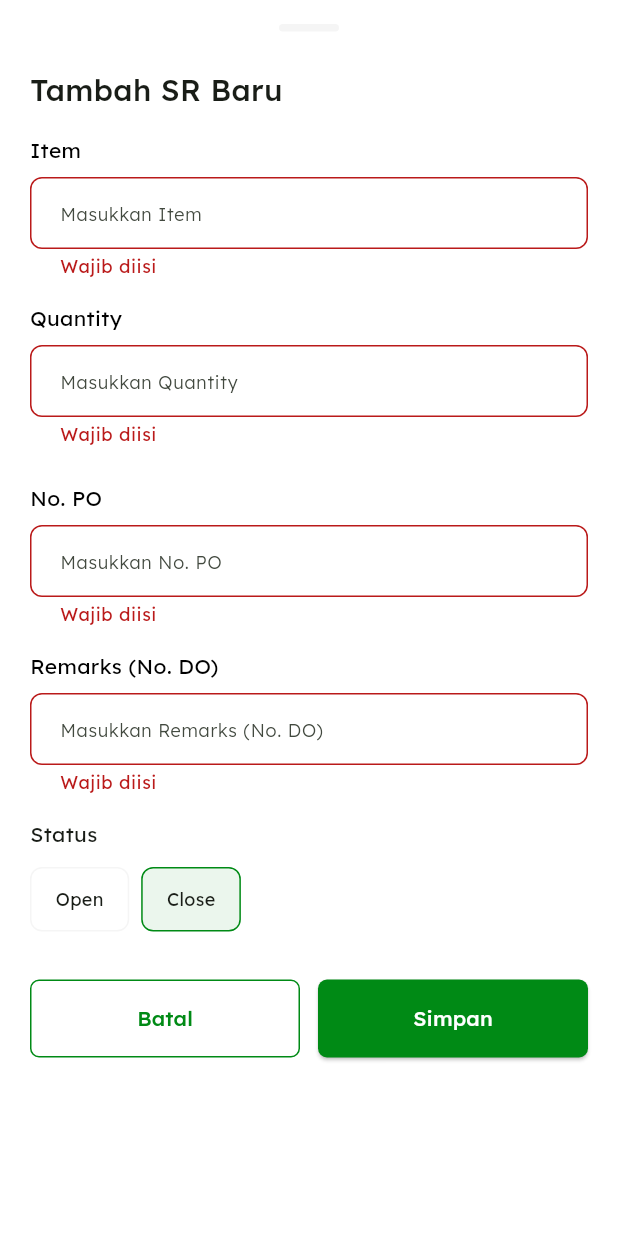
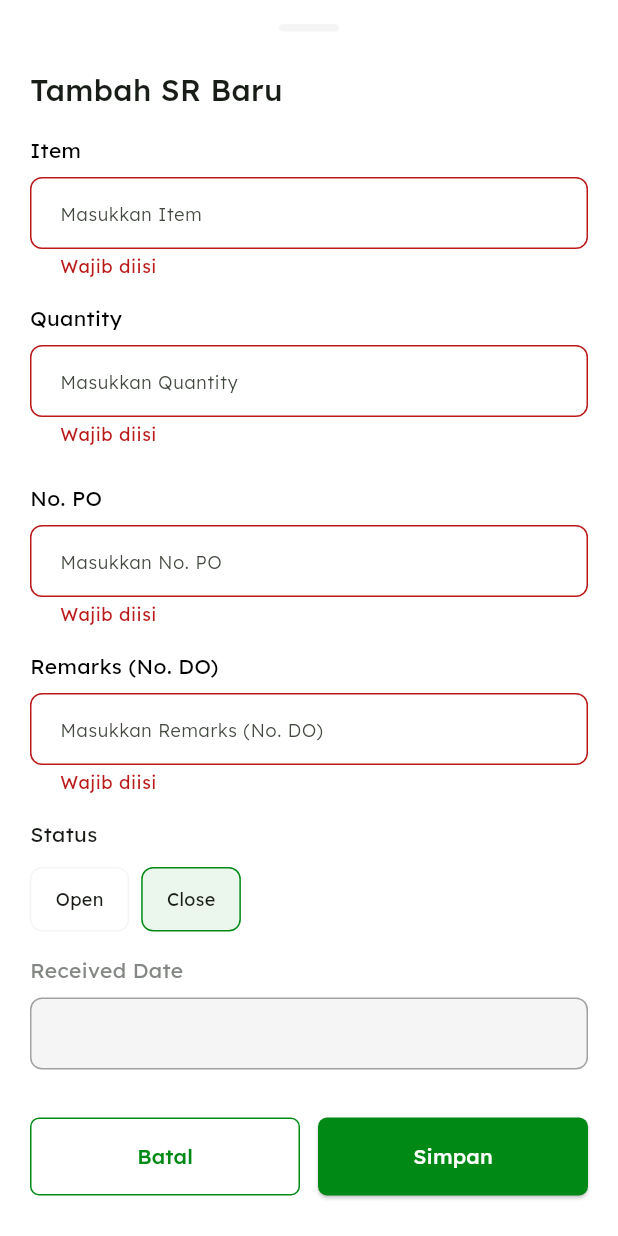
Before and after one commit to secappproject/sec_panel, a Flutter app: the _AddEditSRDialog widget shown alone on an empty page, opened directly with empty values, after a tap on "Simpan", after a tap on "Close", on a phone screen of 412 x 824 dp. Run offline on Flutter 3.47's test engine with Material 3 defaults, Android fonts, the phone set to English and light mode, and no system bars; our stand-ins replace file_picker, fl_chart, permission_handler, photo_view, share_plus, shared_preferences and 1 more; missing offline and left inert: excel, file_saver, rich_text_controller; accounts and stored records are empty; network calls fail.

Commit message:
layout panel

```diff
--- a/lib/components/additionalsr/additionalsr_bottom_sheet.dart
+++ b/lib/components/additionalsr/additionalsr_bottom_sheet.dart
@@ -104,7 +104,7 @@ class _AdditionalSrBottomSheetState extends State<AdditionalSrBottomSheet> {
                       crossAxisAlignment: CrossAxisAlignment.start,
                       children: [
                         const Text(
-                          'Additional SR Package',
+                          'Additional SR',
                           style: TextStyle(
                               fontSize: 20, fontWeight: FontWeight.w500),
                         ),
@@ -189,7 +189,7 @@ class _AdditionalSrBottomSheetState extends State<AdditionalSrBottomSheet> {
                       Text(
                         sr.item,
                         style: const TextStyle(
-                            fontSize: 16, fontWeight: FontWeight.w500),
+                            fontSize: 16, fontWeight: FontWeight.w400),
                       ),
                       const SizedBox(height: 8),
                       // Qty
@@ -283,7 +283,7 @@ class _AdditionalSrBottomSheetState extends State<AdditionalSrBottomSheet> {
                                     fontWeight: FontWeight.w400,
                                   )
                                 ),
-                                Image.asset("assets/images/done-green.png"),
+                                Image.asset("assets/images/done-green.png",height: 12,),
                               ],
                             )
                           ]
@@ -512,13 +512,13 @@ class _AddEditSRDialog extends StatefulWidget {
   @override
   State<_AddEditSRDialog> createState() => _AddEditSRDialogState();
 }
-
 class _AddEditSRDialogState extends State<_AddEditSRDialog> {
   final _formKey = GlobalKey<FormState>();
   late TextEditingController _poController;
   late TextEditingController _itemController;
   late TextEditingController _qtyController;
   late TextEditingController _remarksController;
+  late TextEditingController _receivedDateController; // Add this line
   late String _status;
   bool _usePanelPoAsPo = false;
 
@@ -536,6 +536,13 @@ class _AddEditSRDialogState extends State<_AddEditSRDialog> {
         TextEditingController(text: widget.sr?.quantity.toString() ?? '');
     _remarksController = TextEditingController(text: widget.sr?.remarks ?? '');
     _status = widget.sr?.status ?? 'open';
+
+    // Initialize the new date controller
+    _receivedDateController = TextEditingController();
+    if (widget.sr?.receivedDate != null) {
+      _receivedDateController.text =
+          DateFormat('d MMM yyyy, HH:mm', 'id_ID').format(widget.sr!.receivedDate!);
+    }
   }
   Future<void> _submit() async {
     if (_formKey.currentState!.validate()) {
@@ -549,6 +556,17 @@ class _AddEditSRDialogState extends State<_AddEditSRDialog> {
         poNumber = _poController.text.trim();
       }
 
+      // [NEW] Logic to set received date when status is 'close'
+      DateTime? receivedDate;
+      if (_status.toLowerCase() == 'close') {
+        // If the status is being set to 'close' and there's no previous received date,
+        // set it to the current time.
+        receivedDate = widget.sr?.receivedDate ?? DateTime.now().toUtc();
+      } else {
+        // If status is 'open', clear the received date.
+        receivedDate = null;
+      }
+
       final srData = AdditionalSR(
         id: widget.sr?.id,
         poNumber: poNumber,
@@ -557,7 +575,7 @@ class _AddEditSRDialogState extends State<_AddEditSRDialog> {
         quantity: int.tryParse(_qtyController.text) ?? 0,
         remarks: _remarksController.text,
         status: _status,
-        receivedDate: widget.sr?.receivedDate, // [PENTING] Kirim tanggal yang ada agar tidak hilang
+        receivedDate: receivedDate, // Use the new variable here
       );
       try {
         if (widget.sr == null) {
@@ -668,6 +686,15 @@ class _AddEditSRDialogState extends State<_AddEditSRDialog> {
                   onTap: (val) {
                     if (val != null) setState(() => _status = val);
                   }),
+              if (_status == 'close') ...[
+                const SizedBox(height: 16),
+                _buildTextField(
+                  controller: _receivedDateController,
+                  label: 'Received Date',
+                  isEnabled: false, // Make it non-editable
+                ),
+              ],
+
               const SizedBox(height: 32),
               _buildActionButtons(),
             ],
@@ -704,7 +731,7 @@ Widget _buildTextField({
       validator: validator,
       decoration: InputDecoration(
         hintText: isEnabled ? 'Masukkan $label' : null,
-        helperText: !isEnabled ? 'Menggunakan No. Po Panel' : null,
+        // helperText: !isEnabled ? 'Menggunakan No. Po Panel' : null,
         helperStyle: const TextStyle(
           fontSize: 11,
           color: AppColors.gray,
```
